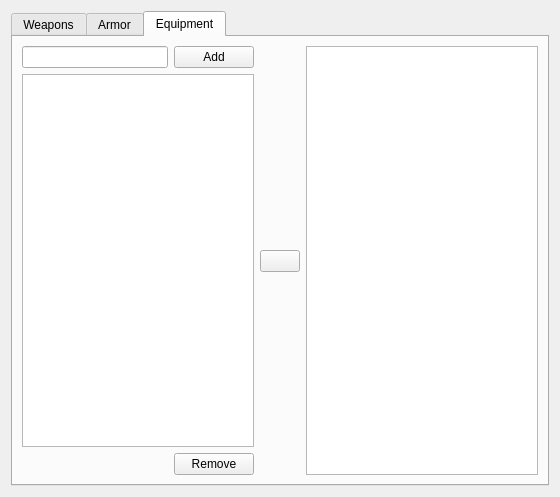
Qt form ui/ui_ItemWidget.ui (Kamduis/SoulCreator) before a commit.
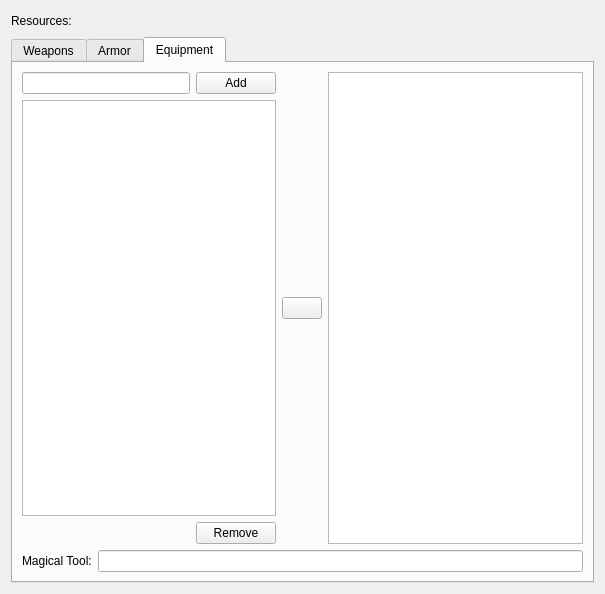
The same form after that commit. Custom widgets are drawn as their Qt base class.

Diff of the .ui file:
```diff
--- a/ui/ui_ItemWidget.ui
+++ b/ui/ui_ItemWidget.ui
@@ -6,14 +6,41 @@
    <rect>
     <x>0</x>
     <y>0</y>
-    <width>560</width>
-    <height>497</height>
+    <width>605</width>
+    <height>594</height>
    </rect>
   </property>
   <property name="windowTitle">
    <string>ItemWidget</string>
   </property>
   <layout class="QVBoxLayout" name="verticalLayout_4">
+   <item>
+    <layout class="QHBoxLayout" name="horizontalLayout_4">
+     <item>
+      <widget class="QLabel" name="label_3">
+       <property name="text">
+        <string>Resources:</string>
+       </property>
+      </widget>
+     </item>
+     <item>
+      <widget class="TraitDots" name="traitDots_resources" native="true"/>
+     </item>
+     <item>
+      <spacer name="horizontalSpacer_2">
+       <property name="orientation">
+        <enum>Qt::Horizontal</enum>
+       </property>
+       <property name="sizeHint" stdset="0">
+        <size>
+         <width>40</width>
+         <height>20</height>
+        </size>
+       </property>
+      </spacer>
+     </item>
+    </layout>
+   </item>
    <item>
     <widget class="QTabWidget" name="tabWidget">
      <property name="currentIndex">
@@ -201,7 +228,9 @@
       <attribute name="title">
        <string>Equipment</string>
       </attribute>
-      <layout class="QHBoxLayout" name="horizontalLayout_3">
+      <layout class="QVBoxLayout" name="verticalLayout_8">
+       <item>
+        <layout class="QHBoxLayout" name="horizontalLayout_5">
        <item>
         <layout class="QGridLayout" name="gridLayout">
          <item row="0" column="0">
@@ -274,11 +303,40 @@
         </widget>
        </item>
       </layout>
-     </widget>
+       </item>
+       <item>
+        <widget class="QWidget" name="widget_magicalTool" native="true">
+         <layout class="QHBoxLayout" name="horizontalLayout_3">
+          <property name="margin">
+           <number>0</number>
+          </property>
+          <item>
+           <widget class="QLabel" name="label_4">
+            <property name="text">
+             <string>Magical Tool:</string>
+            </property>
+           </widget>
+          </item>
+          <item>
+           <widget class="QLineEdit" name="lineEdit_magicalTool"/>
+          </item>
+         </layout>
     </widget>
    </item>
   </layout>
  </widget>
+    </widget>
+   </item>
+  </layout>
+ </widget>
+ <customwidgets>
+  <customwidget>
+   <class>TraitDots</class>
+   <extends>QWidget</extends>
+   <header>src.Widgets.Components.TraitDots</header>
+   <container>1</container>
+  </customwidget>
+ </customwidgets>
  <resources/>
  <connections/>
 </ui>
```
Left out of the diff: 4 changed lines with no effect on the pictures. Lines whose indentation alone changed are shown as unchanged.
